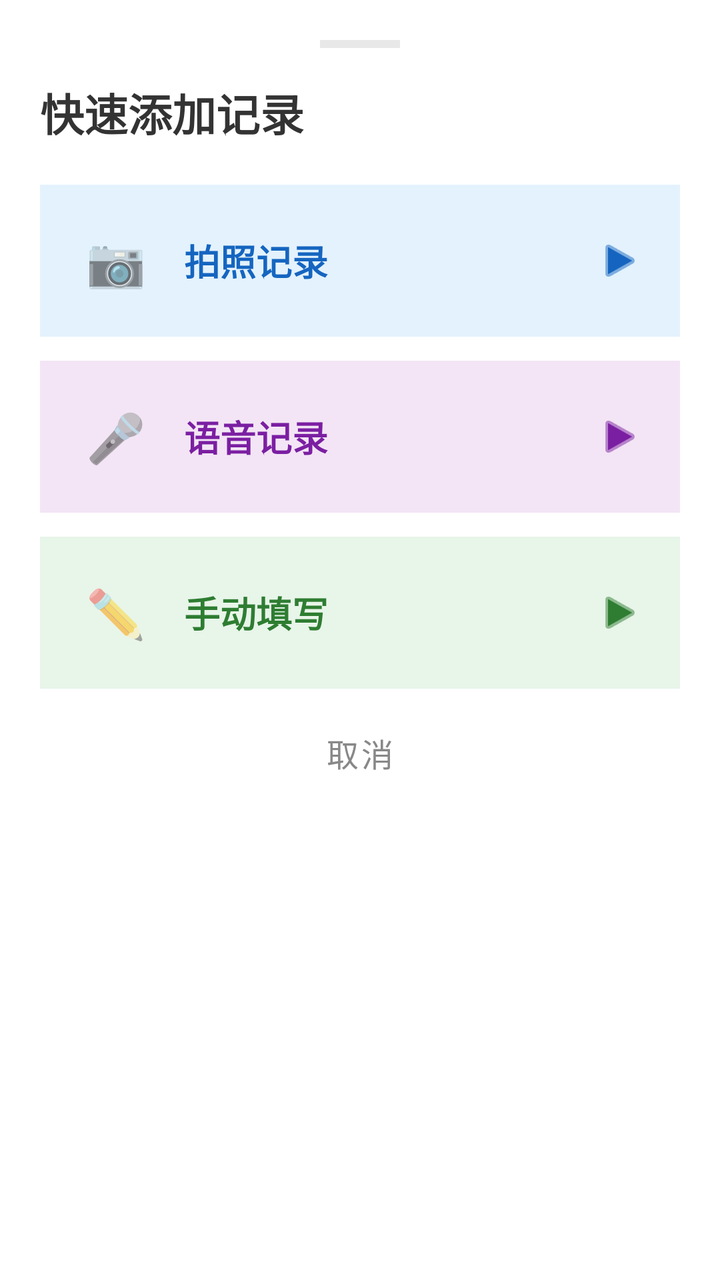
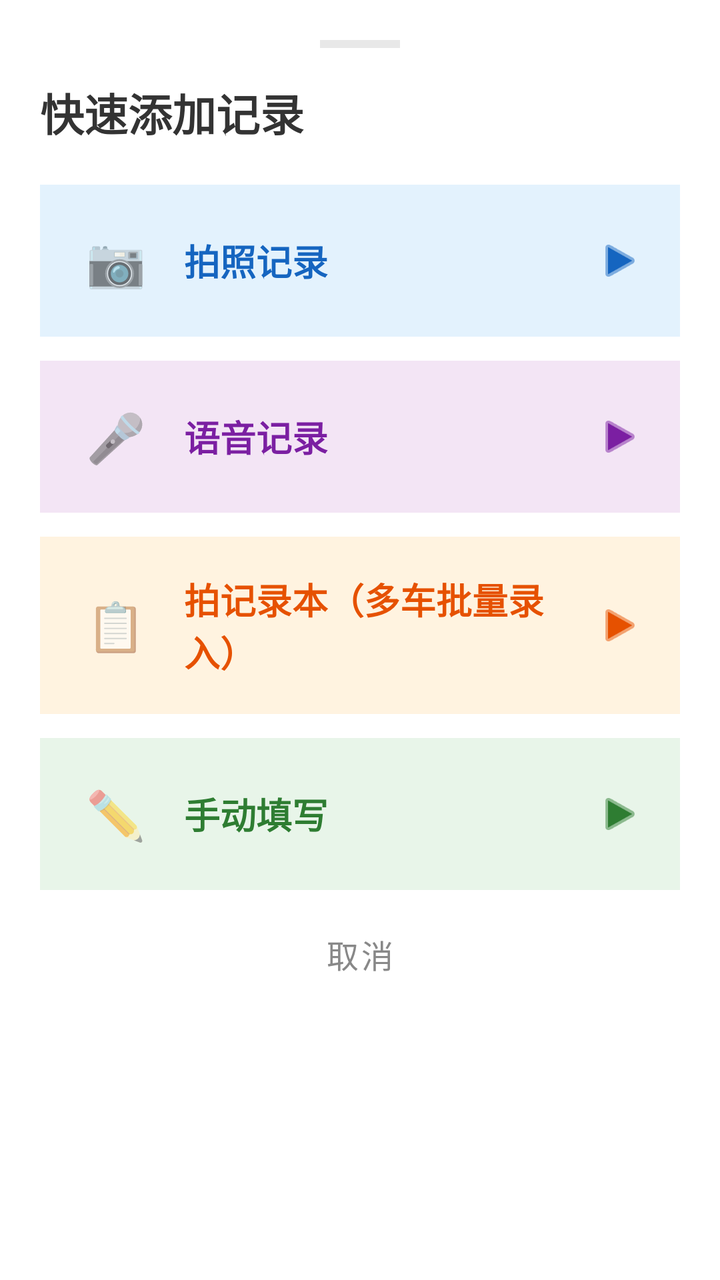

Compare the two renders of this Android layout. The source of the first and the diff that turns it into the second are given below.
<!-- AndroidManifest.xml: application theme Theme.FarmTrade -->
<!-- res/layout/dialog_quick_add.xml -->
<?xml version="1.0" encoding="utf-8"?>
<LinearLayout
    xmlns:android="http://schemas.android.com/apk/res/android"
    xmlns:app="http://schemas.android.com/apk/res-auto"
    android:layout_width="match_parent"
    android:layout_height="wrap_content"
    android:orientation="vertical"
    android:background="#ffffff"
    android:paddingTop="20dp"
    android:paddingStart="20dp"
    android:paddingEnd="20dp"
    android:paddingBottom="24dp">

    
    <View
        android:layout_width="40dp"
        android:layout_height="4dp"
        android:background="#e8e8e8"
        android:layout_gravity="center_horizontal"
        android:layout_marginBottom="16dp" />

    
    <TextView
        android:layout_width="wrap_content"
        android:layout_height="wrap_content"
        android:text="快速添加记录"
        android:textColor="#333333"
        android:textSize="22sp"
        android:textStyle="bold"
        android:layout_marginBottom="20dp" />

    
    <LinearLayout
        android:id="@+id/btnPhotoRecord"
        android:layout_width="match_parent"
        android:layout_height="wrap_content"
        android:orientation="horizontal"
        android:gravity="center_vertical"
        android:background="#e3f2fd"
        android:padding="18dp"
        android:layout_marginBottom="12dp"
        android:clickable="true"
        android:focusable="true"
        android:foreground="?android:attr/selectableItemBackground">

        <TextView
            android:layout_width="40dp"
            android:layout_height="40dp"
            android:gravity="center"
            android:text="📷"
            android:textSize="24sp" />

        <TextView
            android:layout_width="0dp"
            android:layout_height="wrap_content"
            android:layout_weight="1"
            android:text="拍照记录"
            android:textColor="#1565c0"
            android:textSize="18sp"
            android:textStyle="bold"
            android:layout_marginStart="14dp" />

        <ImageView
            android:layout_width="24dp"
            android:layout_height="24dp"
            android:src="@android:drawable/ic_media_play"
            android:contentDescription="选择"
            app:tint="#1565c0" />
    </LinearLayout>

    
    <LinearLayout
        android:id="@+id/btnVoiceRecord"
        android:layout_width="match_parent"
        android:layout_height="wrap_content"
        android:orientation="horizontal"
        android:gravity="center_vertical"
        android:background="#f3e5f5"
        android:padding="18dp"
        android:layout_marginBottom="12dp"
        android:clickable="true"
        android:focusable="true"
        android:foreground="?android:attr/selectableItemBackground">

        <TextView
            android:layout_width="40dp"
            android:layout_height="40dp"
            android:gravity="center"
            android:text="🎤"
            android:textSize="24sp" />

        <TextView
            android:layout_width="0dp"
            android:layout_height="wrap_content"
            android:layout_weight="1"
            android:text="语音记录"
            android:textColor="#7b1fa2"
            android:textSize="18sp"
            android:textStyle="bold"
            android:layout_marginStart="14dp" />

        <ImageView
            android:layout_width="24dp"
            android:layout_height="24dp"
            android:src="@android:drawable/ic_media_play"
            android:contentDescription="选择"
            app:tint="#7b1fa2" />
    </LinearLayout>

    
    <LinearLayout
        android:id="@+id/btnManualRecord"
        android:layout_width="match_parent"
        android:layout_height="wrap_content"
        android:orientation="horizontal"
        android:gravity="center_vertical"
        android:background="#e8f5e9"
        android:padding="18dp"
        android:layout_marginBottom="8dp"
        android:clickable="true"
        android:focusable="true"
        android:foreground="?android:attr/selectableItemBackground">

        <TextView
            android:layout_width="40dp"
            android:layout_height="40dp"
            android:gravity="center"
            android:text="✏️"
            android:textSize="24sp" />

        <TextView
            android:layout_width="0dp"
            android:layout_height="wrap_content"
            android:layout_weight="1"
            android:text="手动填写"
            android:textColor="#2e7d32"
            android:textSize="18sp"
            android:textStyle="bold"
            android:layout_marginStart="14dp" />

        <ImageView
            android:layout_width="24dp"
            android:layout_height="24dp"
            android:src="@android:drawable/ic_media_play"
            android:contentDescription="选择"
            app:tint="#2e7d32" />
    </LinearLayout>

    
    <com.google.android.material.button.MaterialButton
        android:id="@+id/btnCancel"
        style="@style/Widget.MaterialComponents.Button.TextButton"
        android:layout_width="match_parent"
        android:layout_height="wrap_content"
        android:text="取消"
        android:textColor="#888888"
        android:textSize="16sp" />

</LinearLayout>
<!-- resources referenced by this layout -->
<resources>
  <style name="Theme.FarmTrade" parent="Theme.MaterialComponents.Light.NoActionBar">
          <item name="colorPrimary">@color/green_primary</item>
          <item name="colorPrimaryVariant">@color/green_dark</item>
          <item name="colorOnPrimary">@color/white</item>
          <item name="colorSecondary">@color/orange_primary</item>
          <item name="colorOnSecondary">@color/white</item>
          <item name="android:statusBarColor">@color/green_primary</item>
          <item name="android:windowLightStatusBar">false</item>
      </style>
  <color name="green_primary">#2e7d32</color>
  <color name="green_dark">#1b5e20</color>
  <color name="white">#ffffff</color>
  <color name="orange_primary">#e65100</color>
</resources>

<!-- the commit's change to res/layout/dialog_quick_add.xml (unified diff, before → after) -->
@@ -109,6 +109,45 @@
 
     
     <LinearLayout
+        android:id="@+id/btnLedgerRecord"
+        android:layout_width="match_parent"
+        android:layout_height="wrap_content"
+        android:orientation="horizontal"
+        android:gravity="center_vertical"
+        android:background="#fff3e0"
+        android:padding="18dp"
+        android:layout_marginBottom="12dp"
+        android:clickable="true"
+        android:focusable="true"
+        android:foreground="?android:attr/selectableItemBackground">
+
+        <TextView
+            android:layout_width="40dp"
+            android:layout_height="40dp"
+            android:gravity="center"
+            android:text="📋"
+            android:textSize="24sp" />
+
+        <TextView
+            android:layout_width="0dp"
+            android:layout_height="wrap_content"
+            android:layout_weight="1"
+            android:text="拍记录本（多车批量录入）"
+            android:textColor="#e65100"
+            android:textSize="18sp"
+            android:textStyle="bold"
+            android:layout_marginStart="14dp" />
+
+        <ImageView
+            android:layout_width="24dp"
+            android:layout_height="24dp"
+            android:src="@android:drawable/ic_media_play"
+            android:contentDescription="选择"
+            app:tint="#e65100" />
+    </LinearLayout>
+
+    
+    <LinearLayout
         android:id="@+id/btnManualRecord"
         android:layout_width="match_parent"
         android:layout_height="wrap_content"
